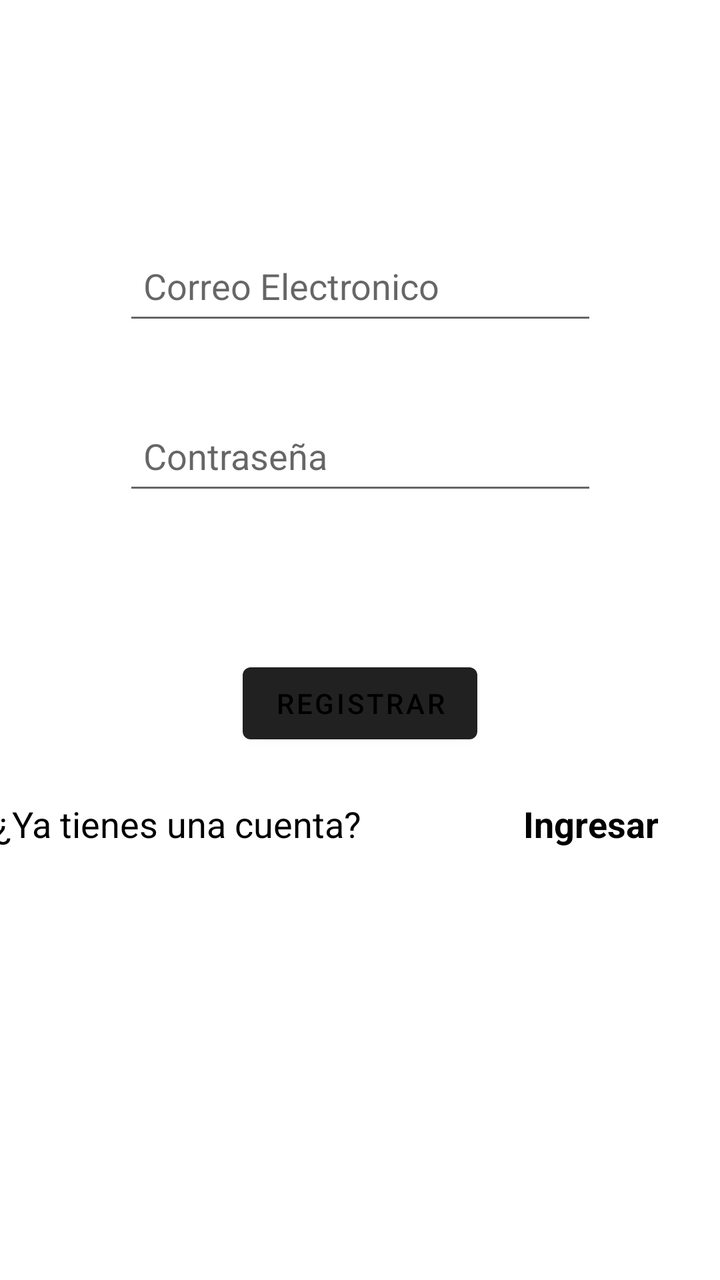
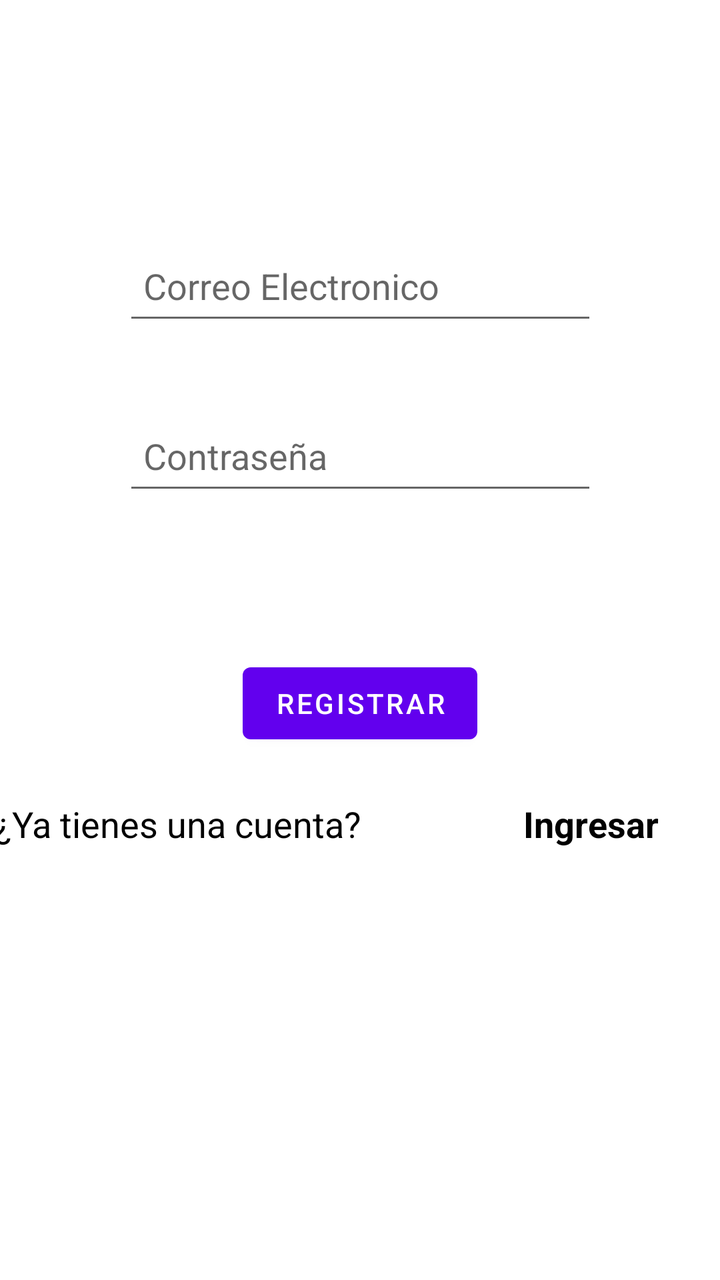

Before-and-after screenshots of an Android layout around one commit, followed by the original layout XML and the change that was made.
<!-- AndroidManifest.xml: application theme Theme.Firebase -->
<!-- res/layout/activity_register.xml -->
<?xml version="1.0" encoding="utf-8"?>
<androidx.constraintlayout.widget.ConstraintLayout xmlns:android="http://schemas.android.com/apk/res/android"
    xmlns:app="http://schemas.android.com/apk/res-auto"
    xmlns:tools="http://schemas.android.com/tools"
    android:id="@+id/main"
    android:layout_width="match_parent"
    android:layout_height="match_parent"
    tools:context=".RegisterActivity">

    <LinearLayout
        android:id="@+id/linearLayout"
        android:layout_width="366dp"
        android:layout_height="56dp"
        android:layout_marginBottom="170dp"
        android:orientation="horizontal"
        app:layout_constraintBottom_toBottomOf="parent"
        app:layout_constraintEnd_toEndOf="parent"
        app:layout_constraintHorizontal_bias="0.5"
        app:layout_constraintStart_toStartOf="parent"
        app:layout_constraintTop_toBottomOf="@+id/btnRegister">

        <TextView
            android:id="@+id/textView"
            android:layout_width="match_parent"
            android:layout_height="wrap_content"
            android:layout_weight="1"
            android:text="¿Ya tienes una cuenta?"
            android:textColor="@color/black"
            android:textSize="18sp" />

        <TextView
            android:id="@+id/textViewLogin"
            android:layout_width="match_parent"
            android:layout_height="wrap_content"
            android:layout_weight="2.6"
            android:text="Ingresar"
            android:textColor="@color/black"
            android:textSize="18sp"
            android:textStyle="bold" />

    </LinearLayout>

    <EditText
        android:id="@+id/txtEmail"
        android:layout_width="237dp"
        android:layout_height="49dp"
        android:layout_marginTop="104dp"
        android:layout_marginBottom="12dp"
        android:ems="10"
        android:hint="Correo Electronico"
        android:inputType="textEmailAddress"
        android:padding="10dp"
        android:textColor="@color/black"
        app:layout_constraintBottom_toTopOf="@+id/txtPassword"
        app:layout_constraintEnd_toEndOf="parent"
        app:layout_constraintStart_toStartOf="parent"
        app:layout_constraintTop_toTopOf="parent" />

    <Button
        android:id="@+id/btnRegister"
        android:layout_width="wrap_content"
        android:layout_height="wrap_content"
        android:layout_marginTop="20dp"
        android:layout_marginBottom="10dp"
        android:text="Registrar"
        android:textColor="@color/black"
        app:layout_constraintBottom_toTopOf="@+id/linearLayout"
        app:layout_constraintEnd_toEndOf="parent"
        app:layout_constraintStart_toStartOf="parent"
        app:layout_constraintTop_toBottomOf="@+id/txtPassword" />

    <EditText
        android:id="@+id/txtPassword"
        android:layout_width="237dp"
        android:layout_height="49dp"
        android:layout_marginTop="10dp"
        android:layout_marginBottom="41dp"
        android:ems="10"
        android:hint="Contraseña"
        android:inputType="textPassword"
        android:padding="10dp"
        android:textColor="@color/black"
        app:layout_constraintBottom_toTopOf="@+id/btnRegister"
        app:layout_constraintEnd_toEndOf="parent"
        app:layout_constraintStart_toStartOf="parent"
        app:layout_constraintTop_toBottomOf="@+id/txtEmail" />

</androidx.constraintlayout.widget.ConstraintLayout>
<!-- resources referenced by this layout -->
<resources>
  <color name="black">#FF000000</color>
  <style name="Theme.Firebase" parent="Base.Theme.Firebase" />
  <style name="Base.Theme.Firebase" parent="Theme.MaterialComponents.DayNight.DarkActionBar">
          
          
      </style>
</resources>

<!-- the commit's change to res/layout/activity_register.xml (unified diff, before → after) -->
@@ -63,7 +63,8 @@
         android:layout_marginTop="20dp"
         android:layout_marginBottom="10dp"
         android:text="Registrar"
-        android:textColor="@color/black"
+        android:textColor="@color/white"
+        app:backgroundTint="@color/purple_500"
         app:layout_constraintBottom_toTopOf="@+id/linearLayout"
         app:layout_constraintEnd_toEndOf="parent"
         app:layout_constraintStart_toStartOf="parent"
<!-- resource entries referenced after the edit -->
@@ -1,10 +1,14 @@
 <!-- resources referenced by this layout -->
 <resources>
   <color name="black">#FF000000</color>
+  <color name="purple_500">#FF6200EE</color>
+  <color name="white">#FFFFFFFF</color>
   <style name="Theme.Firebase" parent="Base.Theme.Firebase" />
   <style name="Base.Theme.Firebase" parent="Theme.MaterialComponents.DayNight.DarkActionBar">
-          
-          
+          <item name="colorPrimary">@color/purple_500</item>
+          <item name="colorPrimaryVariant">@color/purple_700</item>
+          <item name="colorOnPrimary">@color/white</item>
       </style>
+  <color name="purple_700">#FF3700B3</color>
 </resources>
 
